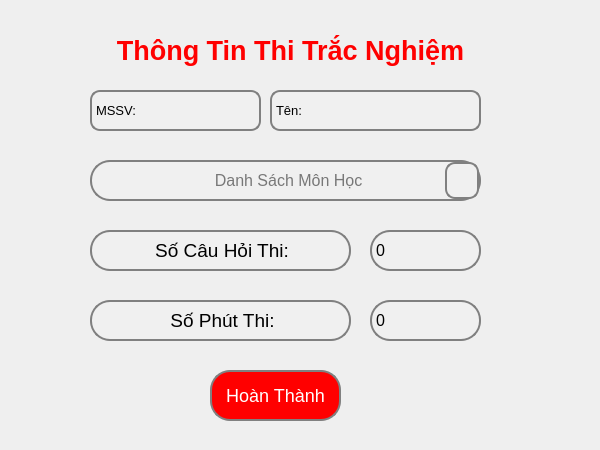
Old version of the form thong_tin_thi.ui in the repository TaiPhanCoder/Do_An_Thi_Trac_Ngiem_c-.
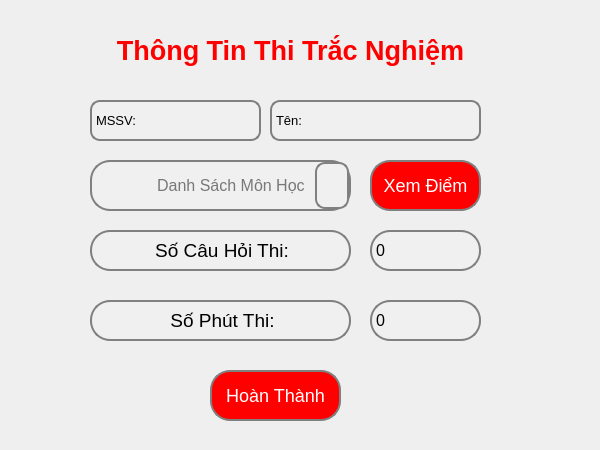
New version of the form. Icons and pictures are not drawn.

Commit message: Xem diem

```diff
--- a/thong_tin_thi.ui
+++ b/thong_tin_thi.ui
@@ -31,8 +31,8 @@
     <rect>
      <x>90</x>
      <y>160</y>
-     <width>391</width>
-     <height>41</height>
+     <width>261</width>
+     <height>51</height>
     </rect>
    </property>
    <property name="styleSheet">
@@ -73,7 +73,7 @@
 </string>
    </property>
    <property name="placeholderText">
-    <string>                           Danh Sách Môn Học</string>
+    <string>              Danh Sách Môn Học</string>
    </property>
   </widget>
   <widget class="QSpinBox" name="spinBox">
@@ -211,7 +211,7 @@
    <property name="geometry">
     <rect>
      <x>90</x>
-     <y>90</y>
+     <y>100</y>
      <width>171</width>
      <height>41</height>
     </rect>
@@ -232,7 +232,7 @@
    <property name="geometry">
     <rect>
      <x>270</x>
-     <y>90</y>
+     <y>100</y>
      <width>211</width>
      <height>41</height>
     </rect>
@@ -288,6 +288,35 @@
     <string/>
    </property>
   </widget>
+  <widget class="QPushButton" name="xemDiem">
+   <property name="geometry">
+    <rect>
+     <x>370</x>
+     <y>160</y>
+     <width>111</width>
+     <height>51</height>
+    </rect>
+   </property>
+   <property name="styleSheet">
+    <string notr="true">QPushButton{
+border: 2px solid gray;
+border-radius: 20px;
+background-color: rgb(255, 0, 0);
+color: rgb(255, 255, 255);
+font-size: 18px;
+}
+
+QPushButton:hover {
+    background-color: rgb(200, 0, 0);  /* Màu nền khi hover (đậm hơn) */
+    cursor: pointer;  /* Con trỏ chuột sẽ chuyển thành hình bàn tay khi hover */
+}
+
+</string>
+   </property>
+   <property name="text">
+    <string>Xem Điểm</string>
+   </property>
+  </widget>
  </widget>
  <resources/>
  <connections/>
```
The commit also changes 146 other files.
